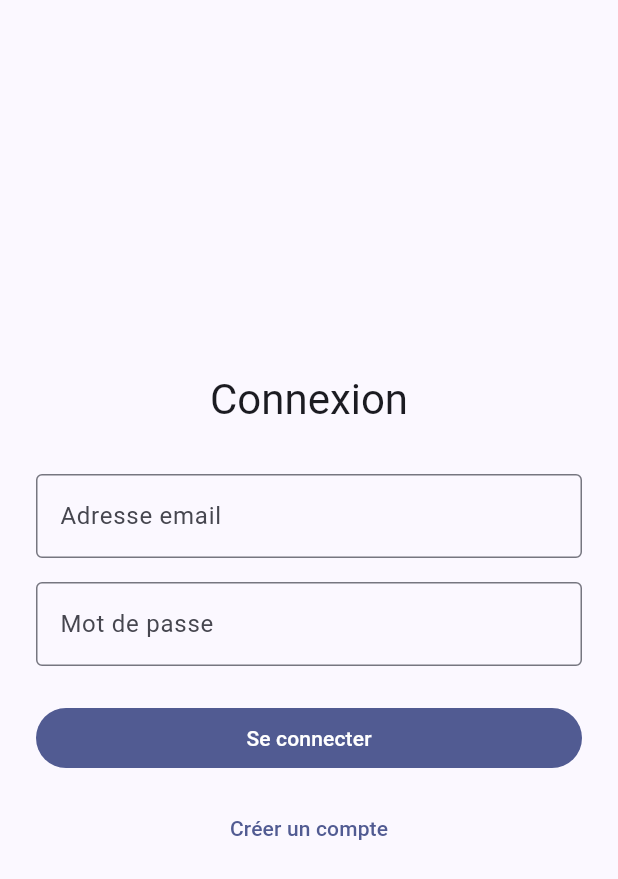
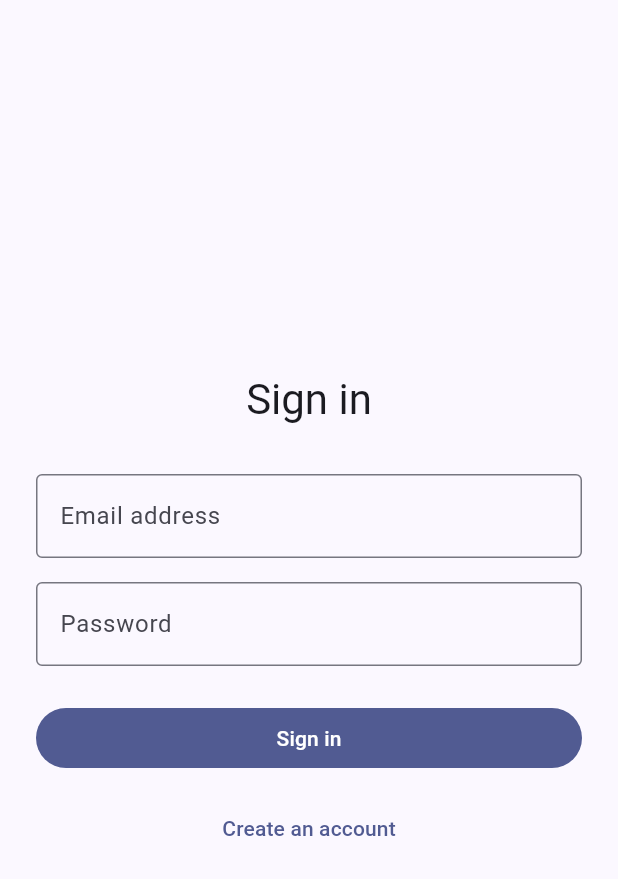
Before and after one commit to Chilowin/cinemix_cert, a Flutter app: the screen it shows after launch, on a phone screen of 412 x 824 dp. Shown: the top 879 px of the screen. Run offline on Flutter 3.47's test engine with Material 3 defaults, Android fonts, the phone set to English and light mode, and no system bars; our stand-ins replace dio, equatable, firebase_auth, firebase_core, flutter_bloc, flutter_dotenv and 2 more; accounts and stored records are empty.

Commit message:
Internationalisation FR/EN et écran Paramètres

```diff
--- a/lib/app.dart
+++ b/lib/app.dart
@@ -1,37 +1,55 @@
+import 'package:cinemix_cert/l10n/app_localizations.dart';
+import 'package:flutter/gestures.dart';
 import 'package:flutter/material.dart';
 import 'package:flutter_bloc/flutter_bloc.dart';
 import 'package:go_router/go_router.dart';
-import 'package:flutter/gestures.dart';
 
 import 'features/auth/presentation/bloc/auth_bloc.dart';
 import 'features/catalog/domain/repositories/catalog_repository.dart';
+import 'features/settings/presentation/cubit/locale_cubit.dart';
 
 class App extends StatelessWidget {
   const App({
     super.key,
     required this.authBloc,
     required this.catalogRepository,
+    required this.localeCubit,
     required this.router,
   });
 
   final AuthBloc authBloc;
   final CatalogRepository catalogRepository;
+  final LocaleCubit localeCubit;
   final GoRouter router;
 
   @override
   Widget build(BuildContext context) {
     return RepositoryProvider<CatalogRepository>.value(
       value: catalogRepository,
-      child: BlocProvider.value(
-        value: authBloc,
-        child: MaterialApp.router(
-          title: 'Cinemix',
-          debugShowCheckedModeBanner: false,
-          theme: ThemeData(colorSchemeSeed: Colors.indigo, useMaterial3: true),
-          scrollBehavior: const MaterialScrollBehavior().copyWith(
-            dragDevices: {PointerDeviceKind.touch, PointerDeviceKind.mouse},
-          ),
-          routerConfig: router,
+      child: MultiBlocProvider(
+        providers: [
+          BlocProvider.value(value: authBloc),
+          BlocProvider.value(value: localeCubit),
+        ],
+        child: BlocBuilder<LocaleCubit, Locale?>(
+          builder: (context, locale) {
+            return MaterialApp.router(
+              onGenerateTitle: (context) =>
+                  AppLocalizations.of(context).appTitle,
+              debugShowCheckedModeBanner: false,
+              theme: ThemeData(
+                colorSchemeSeed: Colors.indigo,
+                useMaterial3: true,
+              ),
+              locale: locale,
+              localizationsDelegates: AppLocalizations.localizationsDelegates,
+              supportedLocales: AppLocalizations.supportedLocales,
+              scrollBehavior: const MaterialScrollBehavior().copyWith(
+                dragDevices: {PointerDeviceKind.touch, PointerDeviceKind.mouse},
+              ),
+              routerConfig: router,
+            );
+          },
         ),
       ),
     );
--- a/lib/core/router/app_router.dart
+++ b/lib/core/router/app_router.dart
@@ -5,6 +5,7 @@ import '../../features/auth/presentation/bloc/auth_bloc.dart';
 import '../../features/auth/presentation/pages/login_page.dart';
 import '../../features/auth/presentation/pages/register_page.dart';
 import '../../features/home/presentation/pages/home_page.dart';
+import '../../features/settings/presentation/pages/settings_page.dart';
 import 'go_router_refresh_stream.dart';
 
 GoRouter createRouter(AuthBloc authBloc) {
@@ -37,6 +38,10 @@ GoRouter createRouter(AuthBloc authBloc) {
         path: '/register',
         builder: (context, state) => const RegisterPage(),
       ),
+      GoRoute(
+        path: '/settings',
+        builder: (context, state) => const SettingsPage(),
+      ),
     ],
   );
 }
--- a/lib/features/auth/presentation/bloc/auth_bloc.dart
+++ b/lib/features/auth/presentation/bloc/auth_bloc.dart
@@ -70,7 +70,7 @@ class AuthBloc extends Bloc<AuthEvent, AuthState> {
         AuthState(
           status: state.status,
           user: state.user,
-          errorMessage: failure.message,
+          failure: failure,
         ),
       );
     }
--- a/lib/features/auth/presentation/bloc/auth_state.dart
+++ b/lib/features/auth/presentation/bloc/auth_state.dart
@@ -7,14 +7,14 @@ class AuthState extends Equatable {
     this.status = AuthStatus.unknown,
     this.user,
     this.isSubmitting = false,
-    this.errorMessage,
+    this.failure,
   });
 
   final AuthStatus status;
   final AppUser? user;
   final bool isSubmitting;
-  final String? errorMessage;
+  final Failure? failure;
 
   @override
-  List<Object?> get props => [status, user, isSubmitting, errorMessage];
+  List<Object?> get props => [status, user, isSubmitting, failure];
 }
--- a/lib/features/auth/presentation/pages/login_page.dart
+++ b/lib/features/auth/presentation/pages/login_page.dart
@@ -1,8 +1,10 @@
+import 'package:cinemix_cert/l10n/app_localizations.dart';
 import 'package:flutter/material.dart';
 import 'package:flutter_bloc/flutter_bloc.dart';
 import 'package:go_router/go_router.dart';
 
 import '../../../../core/ui/app_snackbar.dart';
+import '../../../../core/ui/failure_text.dart';
 import '../bloc/auth_bloc.dart';
 import '../validators.dart';
 
@@ -37,12 +39,15 @@ class _LoginPageState extends State<LoginPage> {
 
   @override
   Widget build(BuildContext context) {
+    final l10n = AppLocalizations.of(context);
+
     return BlocListener<AuthBloc, AuthState>(
       listenWhen: (previous, current) =>
-          current.errorMessage != null &&
-          previous.errorMessage != current.errorMessage,
-      listener: (context, state) =>
-          showErrorSnackBar(context, state.errorMessage!),
+          current.failure != null && previous.failure != current.failure,
+      listener: (context, state) => showErrorSnackBar(
+        context,
+        state.failure!.localized(AppLocalizations.of(context)),
+      ),
       child: Scaffold(
         body: SafeArea(
           child: Center(
@@ -57,7 +62,7 @@ class _LoginPageState extends State<LoginPage> {
                     crossAxisAlignment: CrossAxisAlignment.stretch,
                     children: [
                       Text(
-                        'Connexion',
+                        l10n.loginTitle,
                         style: Theme.of(context).textTheme.headlineMedium,
                         textAlign: TextAlign.center,
                       ),
@@ -66,11 +71,11 @@ class _LoginPageState extends State<LoginPage> {
                         controller: _emailController,
                         keyboardType: TextInputType.emailAddress,
                         textInputAction: TextInputAction.next,
-                        decoration: const InputDecoration(
-                          labelText: 'Adresse email',
-                          border: OutlineInputBorder(),
+                        decoration: InputDecoration(
+                          labelText: l10n.emailLabel,
+                          border: const OutlineInputBorder(),
                         ),
-                        validator: validateEmail,
+                        validator: (value) => validateEmail(value, l10n),
                       ),
                       const SizedBox(height: 16),
                       TextFormField(
@@ -78,11 +83,11 @@ class _LoginPageState extends State<LoginPage> {
                         obscureText: true,
                         textInputAction: TextInputAction.done,
                         onFieldSubmitted: (_) => _submit(),
-                        decoration: const InputDecoration(
-                          labelText: 'Mot de passe',
-                          border: OutlineInputBorder(),
+                        decoration: InputDecoration(
+                          labelText: l10n.passwordLabel,
+                          border: const OutlineInputBorder(),
                         ),
-                        validator: validatePassword,
+                        validator: (value) => validatePassword(value, l10n),
                       ),
                       const SizedBox(height: 24),
                       BlocBuilder<AuthBloc, AuthState>(
@@ -99,14 +104,14 @@ class _LoginPageState extends State<LoginPage> {
                                       strokeWidth: 2,
                                     ),
                                   )
-                                : const Text('Se connecter'),
+                                : Text(l10n.signInButton),
                           );
                         },
                       ),
                       const SizedBox(height: 12),
                       TextButton(
                         onPressed: () => context.go('/register'),
-                        child: const Text('Créer un compte'),
+                        child: Text(l10n.createAccountLink),
                       ),
                     ],
                   ),
--- a/lib/features/auth/presentation/validators.dart
+++ b/lib/features/auth/presentation/validators.dart
@@ -1,13 +1,15 @@
-String? validateEmail(String? value) {
+import 'package:cinemix_cert/l10n/app_localizations.dart';
+
+String? validateEmail(String? value, AppLocalizations l10n) {
   final text = value?.trim() ?? '';
-  if (text.isEmpty) return 'Saisissez votre adresse email.';
+  if (text.isEmpty) return l10n.validationEmailRequired;
   final pattern = RegExp(r'^[^@\s]+@[^@\s]+\.[^@\s]+$');
-  if (!pattern.hasMatch(text)) return 'Adresse email invalide.';
+  if (!pattern.hasMatch(text)) return l10n.validationEmailInvalid;
   return null;
 }
 
-String? validatePassword(String? value) {
-  if (value == null || value.isEmpty) return 'Saisissez votre mot de passe.';
-  if (value.length < 6) return 'Au moins 6 caractères.';
+String? validatePassword(String? value, AppLocalizations l10n) {
+  if (value == null || value.isEmpty) return l10n.validationPasswordRequired;
+  if (value.length < 6) return l10n.validationPasswordTooShort;
   return null;
 }
--- a/lib/features/catalog/presentation/cubit/catalog_cubit.dart
+++ b/lib/features/catalog/presentation/cubit/catalog_cubit.dart
@@ -23,7 +23,7 @@ class CatalogCubit extends Cubit<CatalogState> {
           status: CatalogStatus.success,
           items: result.items,
           isFromCache: result.isFromCache,
-          message: result.failure?.message,
+          failure: result.failure,
         ),
       );
     } on Failure catch (failure) {
@@ -31,7 +31,7 @@ class CatalogCubit extends Cubit<CatalogState> {
         CatalogState(
           status: CatalogStatus.failure,
           items: state.items,
-          message: failure.message,
+          failure: failure,
         ),
       );
     } catch (_) {
@@ -39,7 +39,7 @@ class CatalogCubit extends Cubit<CatalogState> {
         CatalogState(
           status: CatalogStatus.failure,
           items: state.items,
-          message: const UnknownFailure().message,
+          failure: const UnknownFailure(),
         ),
       );
     }
--- a/lib/features/catalog/presentation/cubit/catalog_state.dart
+++ b/lib/features/catalog/presentation/cubit/catalog_state.dart
@@ -7,14 +7,14 @@ class CatalogState extends Equatable {
     this.status = CatalogStatus.loading,
     this.items = const [],
     this.isFromCache = false,
-    this.message,
+    this.failure,
   });
 
   final CatalogStatus status;
   final List<MediaItem> items;
   final bool isFromCache;
-  final String? message;
+  final Failure? failure;
 
   @override
-  List<Object?> get props => [status, items, isFromCache, message];
+  List<Object?> get props => [status, items, isFromCache, failure];
 }
--- /dev/null
+++ b/lib/features/settings/presentation/cubit/locale_cubit.dart
@@ -0,0 +1,25 @@
+import 'dart:ui';
+
+import 'package:flutter_bloc/flutter_bloc.dart';
+
+import '../../../../core/cache/cache_service.dart';
+
+class LocaleCubit extends Cubit<Locale?> {
+  LocaleCubit(this._cache) : super(_restore(_cache));
+
+  final CacheService _cache;
+
+  static const String _key = 'settings_locale';
+  static const String _system = 'system';
+
+  static Locale? _restore(CacheService cache) {
+    final code = cache.read(_key);
+    if (code is String && code != _system) return Locale(code);
+    return null;
+  }
+
+  Future<void> select(Locale? locale) {
+    emit(locale);
+    return _cache.write(_key, locale?.languageCode ?? _system);
+  }
+}
--- a/lib/main.dart
+++ b/lib/main.dart
@@ -1,5 +1,6 @@
 import 'package:firebase_auth/firebase_auth.dart';
 import 'package:firebase_core/firebase_core.dart';
+import 'package:flutter/foundation.dart' show kIsWeb;
 import 'package:flutter/material.dart';
 import 'package:flutter_dotenv/flutter_dotenv.dart';
 
@@ -13,8 +14,8 @@ import 'features/auth/presentation/bloc/auth_bloc.dart';
 import 'features/catalog/data/datasources/catalog_local_data_source.dart';
 import 'features/catalog/data/datasources/catalog_remote_data_source.dart';
 import 'features/catalog/data/repositories/catalog_repository_impl.dart';
+import 'features/settings/presentation/cubit/locale_cubit.dart';
 import 'firebase_options.dart';
-import 'package:flutter/foundation.dart' show kIsWeb;
 
 Future<void> main() async {
   WidgetsFlutterBinding.ensureInitialized();
@@ -40,6 +41,7 @@ Future<void> main() async {
     App(
       authBloc: authBloc,
       catalogRepository: catalogRepository,
+      localeCubit: LocaleCubit(cache),
       router: createRouter(authBloc),
     ),
   );
```
Also changed, not shown: lib/features/auth/presentation/pages/register_page.dart (+24 -19 lines), lib/features/catalog/presentation/pages/catalog_page.dart (+19 -11 lines), lib/features/catalog/presentation/widgets/media_tile.dart (+4 -4 lines), lib/features/home/presentation/pages/home_page.dart (+26 -18 lines), lib/features/settings/presentation/pages/settings_page.dart (added, +58 -0 lines), 4 other files.
